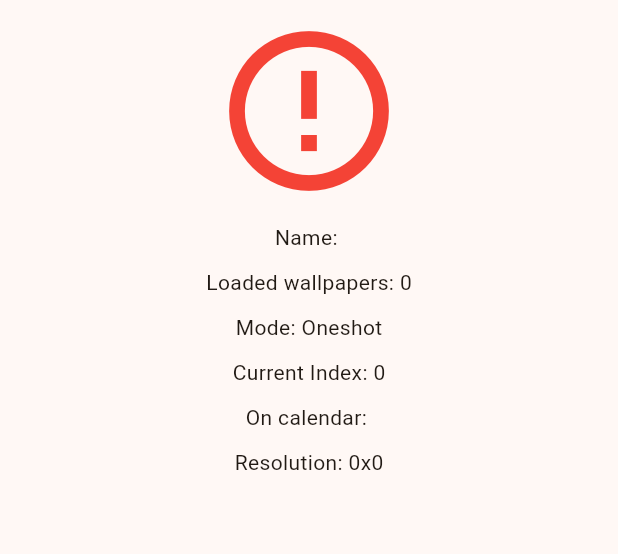
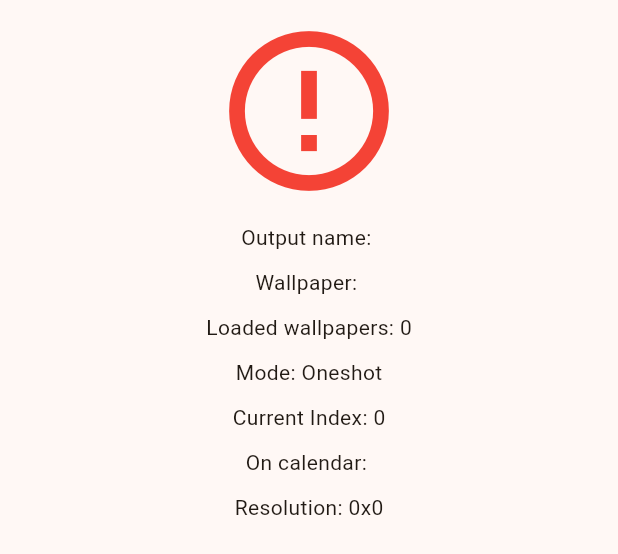
Before and after one commit to jeremymreed/walls, a Flutter app: the OutputStatus widget shown alone on an empty page, opened directly with empty values, on a phone screen of 412 x 824 dp. Shown: the top 554 px of the screen. Run offline on Flutter 3.47's test engine with Material 3 defaults, Android fonts, the phone set to English and light mode, and no system bars; our stand-ins replace args, sqflite, sqflite_common_ffi; missing offline and left inert: dart:ffi, dbus, xdg_directories; accounts and stored records are empty; project files that could hold a hidden picture were left out.

Commit message:
Add wallpaper name to output status.

```diff
--- a/lib/widgets/output_status.dart
+++ b/lib/widgets/output_status.dart
@@ -21,7 +21,9 @@ class OutputStatus extends StatelessWidget {
             flavor: ThumbnailFlavor.x_large,
           ),
           const SizedBox(height: 10),
-          Text('Name: ${_settings.name}'),
+          Text('Output name: ${_settings.name}'),
+          const SizedBox(height: 10),
+          Text('Wallpaper: ${_settings.wallpaper}'),
           const SizedBox(height: 10),
           Text('Loaded wallpapers: ${_settings.images.length}'),
           const SizedBox(height: 10),
```
